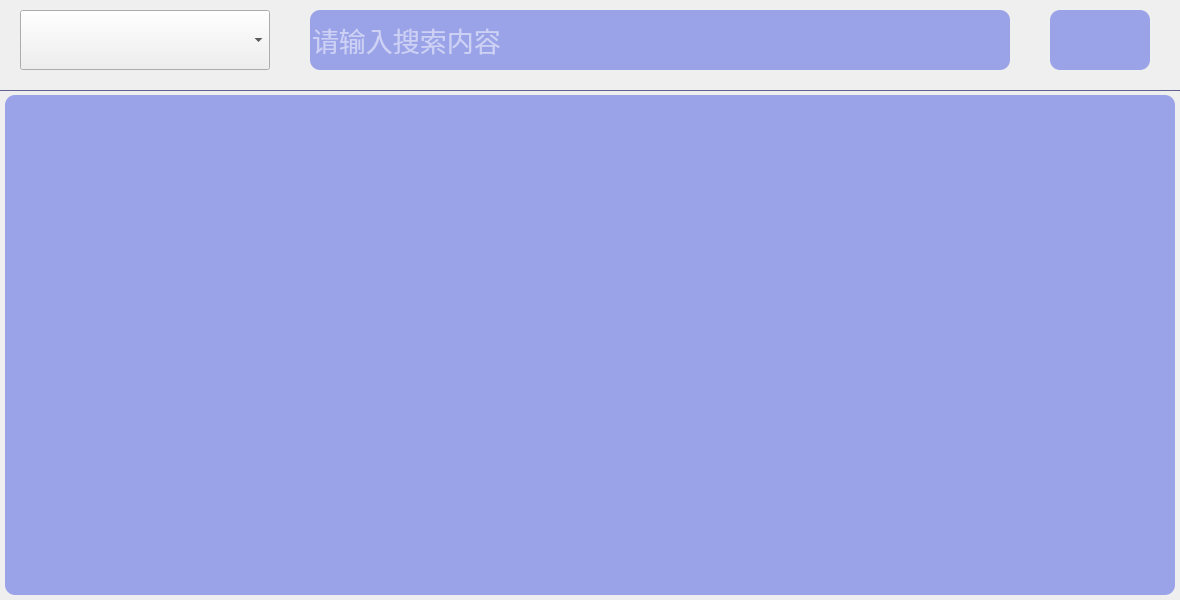
Above: search.ui from ZZHENJIE/ZMBOX before the change. Below: the same form after it.
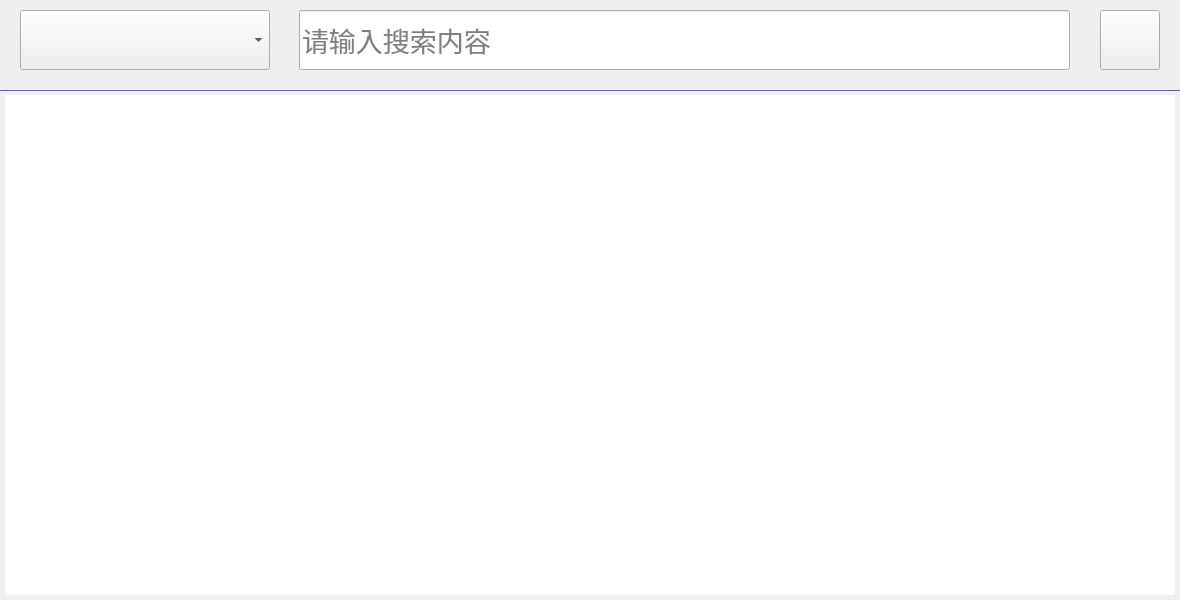
That is the form after the change. Icons and pictures are not drawn.

The edit to the form file:
```diff
--- a/search.ui
+++ b/search.ui
@@ -25,18 +25,20 @@
      <height>80</height>
     </rect>
    </property>
+   <property name="styleSheet">
+    <string notr="true"/>
+   </property>
    <widget class="QPushButton" name="PushButton">
     <property name="geometry">
      <rect>
-      <x>1050</x>
+      <x>1100</x>
       <y>10</y>
-      <width>100</width>
+      <width>60</width>
       <height>60</height>
      </rect>
     </property>
     <property name="styleSheet">
-     <string notr="true">background-color: rgba(96,111,228,150);
-border-radius: 10px;</string>
+     <string notr="true"/>
     </property>
     <property name="text">
      <string/>
@@ -58,9 +60,9 @@
    <widget class="QLineEdit" name="Text">
     <property name="geometry">
      <rect>
-      <x>310</x>
+      <x>299</x>
       <y>10</y>
-      <width>700</width>
+      <width>771</width>
       <height>60</height>
      </rect>
     </property>
@@ -71,9 +73,7 @@
      </font>
     </property>
     <property name="styleSheet">
-     <string notr="true">color:white;
-background-color: rgba(96,111,228,150);
-border-radius: 10px;</string>
+     <string notr="true"/>
     </property>
     <property name="maxLength">
      <number>40</number>
@@ -144,7 +144,6 @@
    </property>
    <property name="styleSheet">
     <string notr="true">color:white;
-background-color: rgba(96,111,228,150);
 border-radius: 10px;</string>
    </property>
   </widget>
```
Left out of the diff: 8 changed lines with no effect on the pictures.
